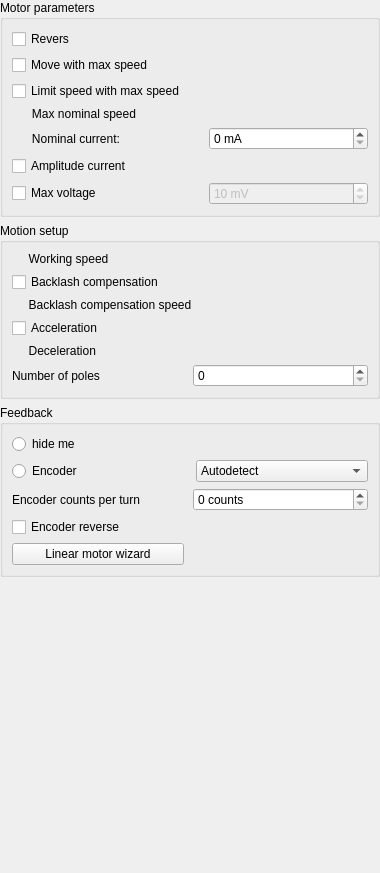
Old version of the form src/pagebldcmotorwgt.ui in the repository EPC-MSU/XILab.
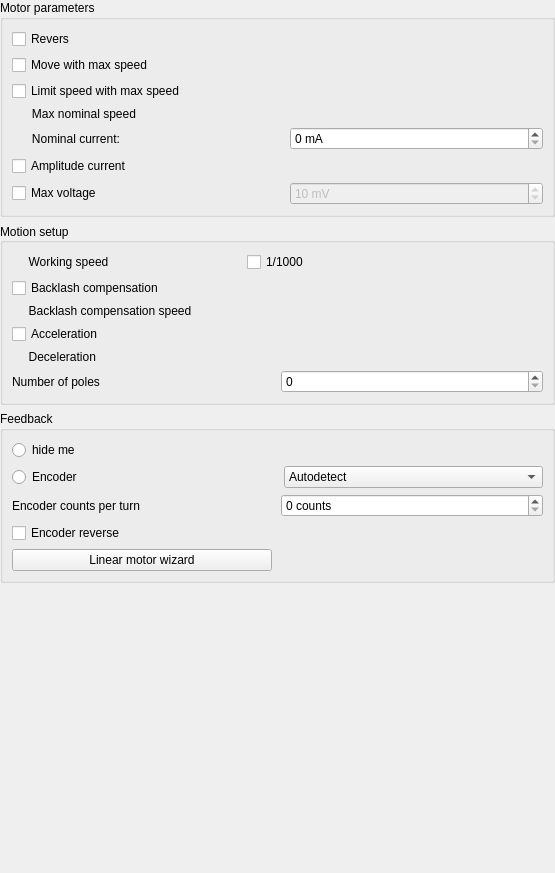
New version of the form. Custom widgets are drawn as their Qt base class.

Commit message: Feature #41681 In XiLab add the ability to enter speed in miles rpm

Diff of the .ui file:
```diff
--- a/src/pagebldcmotorwgt.ui
+++ b/src/pagebldcmotorwgt.ui
@@ -6,7 +6,7 @@
    <rect>
     <x>0</x>
     <y>0</y>
-    <width>380</width>
+    <width>555</width>
     <height>873</height>
    </rect>
   </property>
@@ -134,48 +134,20 @@
    </item>
    <item>
     <widget class="QGroupBox" name="groupBox_3">
+     <property name="layoutDirection">
+      <enum>Qt::LeftToRight</enum>
+     </property>
      <property name="title">
       <string>Motion setup</string>
      </property>
-     <layout class="QGridLayout" name="gridLayout_3" columnstretch="0,0">
+     <property name="alignment">
+      <set>Qt::AlignLeading|Qt::AlignLeft|Qt::AlignVCenter</set>
+     </property>
+     <layout class="QGridLayout" name="gridLayout_3" columnstretch="0,0,0">
       <property name="horizontalSpacing">
        <number>12</number>
       </property>
-      <item row="0" column="1">
-       <widget class="StepSpinBox" name="speedBox" native="true">
-        <property name="enabled">
-         <bool>true</bool>
-        </property>
-        <property name="suffix" stdset="0">
-         <string> rpm</string>
-        </property>
-       </widget>
-      </item>
-      <item row="4" column="1">
-       <widget class="StepSpinBox" name="accelBox" native="true">
-        <property name="enabled">
-         <bool>false</bool>
-        </property>
-        <property name="suffix" stdset="0">
-         <string> rpm/s</string>
-        </property>
-       </widget>
-      </item>
-      <item row="3" column="0">
-       <widget class="QLabel" name="label">
-        <property name="text">
-         <string>     Backlash compensation speed</string>
-        </property>
-       </widget>
-      </item>
-      <item row="5" column="0">
-       <widget class="QLabel" name="label_2">
-        <property name="text">
-         <string>     Deceleration</string>
-        </property>
-       </widget>
-      </item>
-      <item row="3" column="1">
+      <item row="6" column="2">
        <widget class="StepSpinBox" name="antiplaySpeedBox" native="true">
         <property name="enabled">
          <bool>false</bool>
@@ -185,48 +157,57 @@
         </property>
        </widget>
       </item>
-      <item row="5" column="1">
-       <widget class="StepSpinBox" name="decelBox" native="true">
+      <item row="0" column="2">
+       <widget class="StepSpinBox" name="speedBox" native="true">
         <property name="enabled">
-         <bool>false</bool>
+         <bool>true</bool>
         </property>
         <property name="suffix" stdset="0">
-         <string> rpm/s</string>
+         <string> rpm</string>
         </property>
        </widget>
       </item>
       <item row="4" column="0">
-       <widget class="QCheckBox" name="accelChk">
-        <property name="text">
-         <string>Acceleration</string>
-        </property>
-       </widget>
-      </item>
-      <item row="1" column="0">
        <widget class="QCheckBox" name="playChk">
         <property name="text">
          <string>Backlash compensation</string>
         </property>
        </widget>
       </item>
-      <item row="1" column="1">
-       <widget class="StepSpinBox" name="playBox" native="true">
-        <property name="enabled">
-         <bool>false</bool>
-        </property>
-        <property name="suffix" stdset="0">
-         <string> counts</string>
+      <item row="7" column="0">
+       <widget class="QCheckBox" name="accelChk">
+        <property name="text">
+         <string>Acceleration</string>
         </property>
        </widget>
       </item>
       <item row="0" column="0">
        <widget class="QLabel" name="workingSpeedLbl">
+        <property name="sizePolicy">
+         <sizepolicy hsizetype="Preferred" vsizetype="Preferred">
+          <horstretch>0</horstretch>
+          <verstretch>0</verstretch>
+         </sizepolicy>
+        </property>
         <property name="text">
          <string>     Working speed</string>
         </property>
+        <property name="alignment">
+         <set>Qt::AlignLeading|Qt::AlignLeft|Qt::AlignVCenter</set>
+        </property>
        </widget>
       </item>
-      <item row="6" column="0" colspan="2">
+      <item row="4" column="2">
+       <widget class="StepSpinBox" name="playBox" native="true">
+        <property name="enabled">
+         <bool>false</bool>
+        </property>
+        <property name="suffix" stdset="0">
+         <string> counts</string>
+        </property>
+       </widget>
+      </item>
+      <item row="9" column="0" colspan="3">
        <widget class="QFrame" name="frame">
         <layout class="QHBoxLayout" name="horizontalLayout">
          <property name="leftMargin">
@@ -258,6 +239,53 @@
         </layout>
        </widget>
       </item>
+      <item row="6" column="0">
+       <widget class="QLabel" name="label">
+        <property name="text">
+         <string>     Backlash compensation speed</string>
+        </property>
+       </widget>
+      </item>
+      <item row="7" column="2">
+       <widget class="StepSpinBox" name="accelBox" native="true">
+        <property name="enabled">
+         <bool>false</bool>
+        </property>
+        <property name="suffix" stdset="0">
+         <string> rpm/s</string>
+        </property>
+       </widget>
+      </item>
+      <item row="8" column="2">
+       <widget class="StepSpinBox" name="decelBox" native="true">
+        <property name="enabled">
+         <bool>false</bool>
+        </property>
+        <property name="suffix" stdset="0">
+         <string> rpm/s</string>
+        </property>
+       </widget>
+      </item>
+      <item row="8" column="0">
+       <widget class="QLabel" name="label_2">
+        <property name="text">
+         <string>     Deceleration</string>
+        </property>
+       </widget>
+      </item>
+      <item row="0" column="1">
+       <widget class="QCheckBox" name="div1000Chk">
+        <property name="sizePolicy">
+         <sizepolicy hsizetype="Fixed" vsizetype="Fixed">
+          <horstretch>0</horstretch>
+          <verstretch>0</verstretch>
+         </sizepolicy>
+        </property>
+        <property name="text">
+         <string>1/1000</string>
+        </property>
+       </widget>
+      </item>
      </layout>
     </widget>
    </item>
```
Left out of the diff: 22 changed lines with no effect on the pictures. The commit also changes 6 other files.
